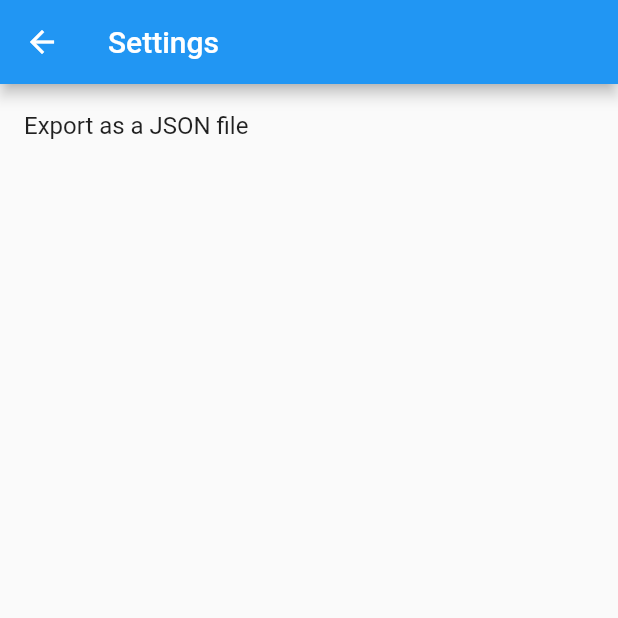
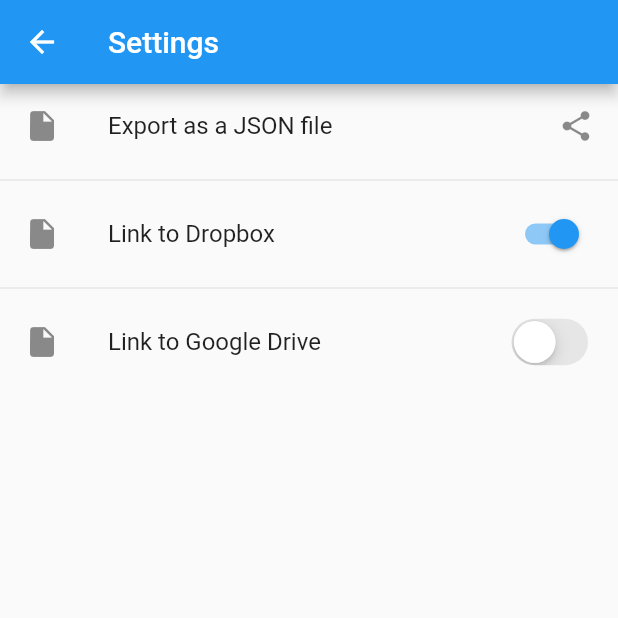
Before and after one commit to zachgenius/authio, a Flutter app: the SettingScreen screen opened by its route, on a phone screen of 412 x 824 dp, the top half of it. Run offline on Flutter 3.47's test engine with Material 2 defaults, Android fonts, the phone set to English and light mode, and no system bars; missing offline and left inert: base32, qrcode_reader.

Commit message:
no message

```diff
--- a/lib/setting_screen.dart
+++ b/lib/setting_screen.dart
@@ -1,4 +1,5 @@
 import 'package:flutter/material.dart';
+import 'package:flutter/cupertino.dart';
 
 class SettingScreen extends StatelessWidget {
   @override
@@ -10,13 +11,46 @@ class SettingScreen extends StatelessWidget {
       ),
       body: ListView.separated(
           itemBuilder: (BuildContext context, int index) {
-            return ListTile(
-              title: Text('Export as a JSON file'),
-            );
+            switch (index){
+              case 0:
+                return ListTile(
+                  title: Text('Export as a JSON file'),
+                  leading: Icon(Icons.insert_drive_file),
+                  trailing: Icon(Icons.share),
+                  onTap: null,
+                );
+              case 1:
+                return ListTile(
+                  title: Text('Link to Dropbox'),
+                  leading: Icon(Icons.insert_drive_file),
+                  trailing: Switch(value: true, onChanged: linkDropbox),
+                  onTap: null,
+                );
+
+              case 2:
+                return ListTile(
+                  title: Text('Link to Google Drive'),
+                  leading: Icon(Icons.insert_drive_file),
+                  trailing: CupertinoSwitch(value: false, onChanged: linkGoogleDrive, activeColor: Colors.blue,),
+                  onTap: null,
+                );
+            }
           },
           separatorBuilder: (BuildContext context, int index) => Divider(),
-          itemCount: 1),
+          itemCount: 3),
     );
   }
 
+  void share(){
+
+  }
+
+  void linkDropbox(bool on){
+
+  }
+
+  void linkGoogleDrive(bool on){
+
+  }
+
 }
```
Also changed, not shown: lib/main.dart (+56 -28 lines), lib/generated/i18n.dart.
